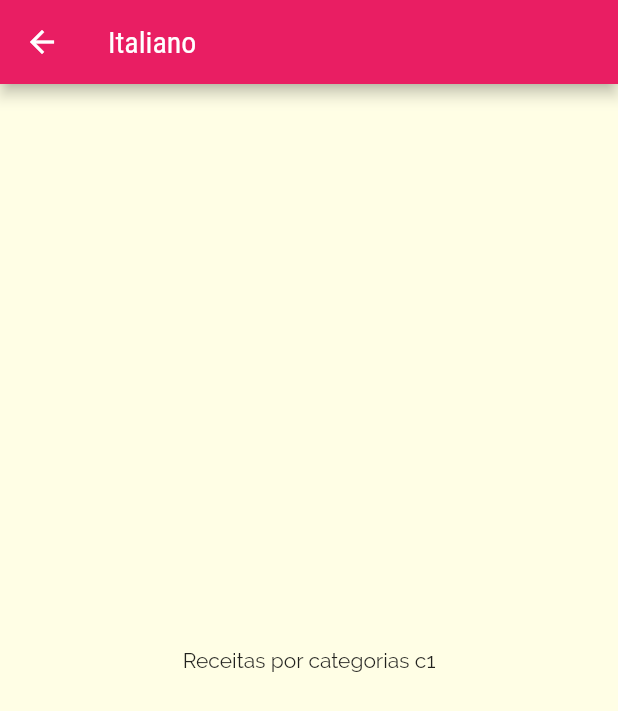
After one commit to WellysonP/meals, a Flutter app: the screen it shows after launch, after a tap on "Italiano", on a phone screen of 412 x 824 dp. The commit adds this screen. Shown: the top 711 px of the screen. Run offline on Flutter 3.47's test engine with Material 2 defaults, Android fonts, the phone set to English and light mode, and no system bars.

Commit message:
Adicionado rotas nomeadas e pasta CATEGORIES_MEALS_SCREENS

```diff
--- a/lib/componentes/category_item.dart
+++ b/lib/componentes/category_item.dart
@@ -1,5 +1,6 @@
 import 'package:flutter/material.dart';
 import '../models/category.dart';
+import '../screens/categories_meals_screens.dart';
 
 class CategoryItem extends StatelessWidget {
   final Category category;
@@ -8,9 +9,28 @@ class CategoryItem extends StatelessWidget {
     required this.category,
   });
 
+  void _selectCategory(BuildContext context) {
+    // Navigator.of(context).push(
+    //   MaterialPageRoute(
+    //     builder: (_) {
+    //       return CategoriesMealsScreens(category);
+    //     },
+    //   ),
+    // );
+
+    Navigator.of(context).pushNamed(
+      "/categories-meals",
+      arguments: category,
+    );
+  }
+
   @override
   Widget build(BuildContext context) {
-    return Container(
+    return InkWell(
+      splashColor: Theme.of(context).colorScheme.primary,
+      borderRadius: BorderRadius.circular(15),
+      onTap: () => _selectCategory(context),
+      child: Container(
         padding: const EdgeInsets.all(15),
         child: Text(
           category.title,
@@ -26,6 +46,7 @@ class CategoryItem extends StatelessWidget {
               begin: Alignment.topLeft,
               end: Alignment.bottomRight,
             )),
+      ),
     );
   }
 }
--- a/lib/main.dart
+++ b/lib/main.dart
@@ -1,5 +1,6 @@
 import 'package:flutter/material.dart';
 import 'screens/categories_screen.dart';
+import './screens/categories_meals_screens.dart';
 
 void main() => runApp(MyApp());
 
@@ -28,6 +29,9 @@ class MyApp extends StatelessWidget {
         ),
       ),
       home: CategoriesScreen(),
+      routes: {
+        "/categories-meals": (ctx) => CategoriesMealsScreens(),
+      },
     );
   }
 }
--- /dev/null
+++ b/lib/screens/categories_meals_screens.dart
@@ -0,0 +1,23 @@
+import 'package:flutter/material.dart';
+import '../models/category.dart';
+
+class CategoriesMealsScreens extends StatelessWidget {
+  // final Category category;
+
+  // const CategoriesMealsScreens(this.category);
+
+  @override
+  Widget build(BuildContext context) {
+    final category = ModalRoute.of(context)?.settings.arguments as Category;
+    return Scaffold(
+      appBar: AppBar(
+        title: Text(category.title),
+      ),
+      body: Center(
+        child: Text(
+          "Receitas por categorias ${category.id}",
+        ),
+      ),
+    );
+  }
+}
```
Also changed, not shown: lib/screens/categories_screen.dart (+10 -5 lines). Lines whose indentation alone changed are shown as unchanged.
